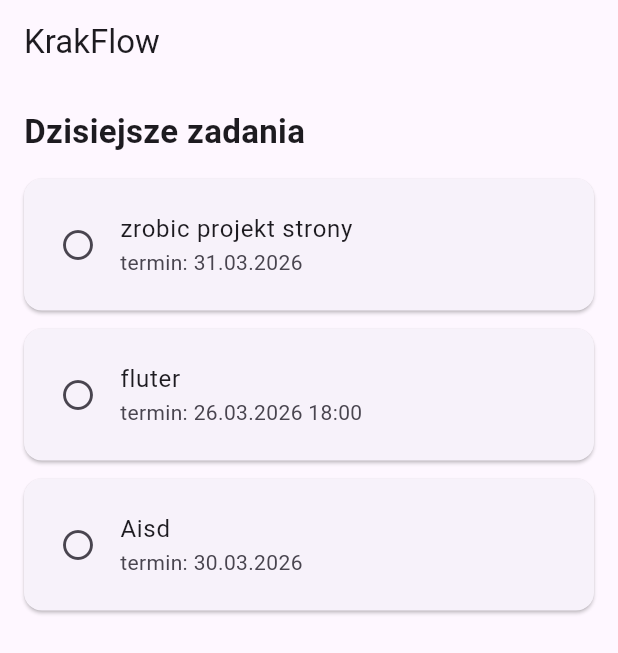
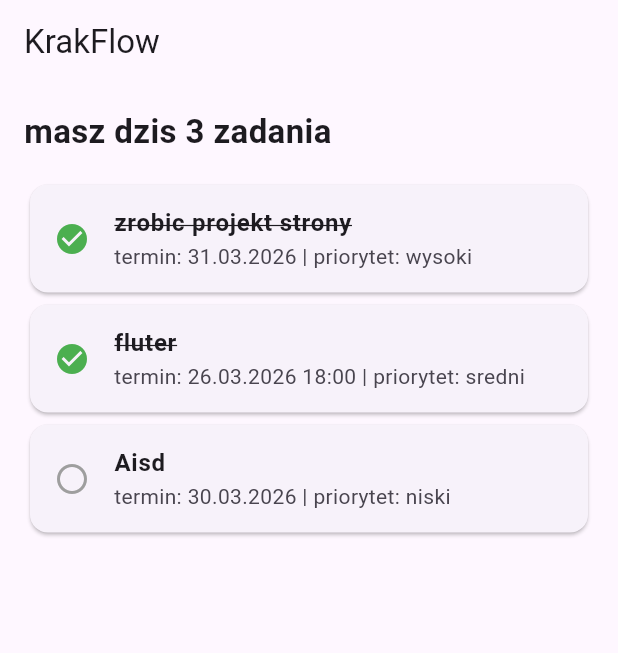
Before and after one commit to Leniwy1337/flutter-project, a Flutter app: the screen it shows after launch, on a phone screen of 412 x 824 dp. Shown: the top 653 px of the screen. Run offline on Flutter 3.47's test engine with Material 3 defaults, Android fonts, the phone set to English and light mode, and no system bars.

Commit message:
skonczone lab 4 z zad6

```diff
--- a/lib/main.dart
+++ b/lib/main.dart
@@ -6,9 +6,9 @@ class MyApp extends StatelessWidget {
   MyApp({super.key});
 
   final List<Task> tasks = [
-    Task(title: "zrobic projekt strony", deadline: "31.03.2026"),
-    Task(title: "fluter", deadline: "26.03.2026 18:00"),
-    Task(title: "Aisd", deadline: "30.03.2026"),
+    Task(title: "zrobic projekt strony", deadline: "31.03.2026", done: true, priority: "wysoki"),
+    Task(title: "fluter", deadline: "26.03.2026 18:00", done: true, priority: "sredni"),
+    Task(title: "Aisd", deadline: "30.03.2026", done: false, priority: "niski"),
   ];
 
 
@@ -29,9 +29,9 @@ class MyApp extends StatelessWidget {
           child: Column(
             crossAxisAlignment: CrossAxisAlignment.start,
             children: [
-              const Text(
-                "Dzisiejsze zadania",
-                style: TextStyle(
+              Text(
+                "masz dzis ${tasks.length} zadania",
+                style: const TextStyle(
                   fontSize: 22,
                   fontWeight: FontWeight.bold,
                 ),
@@ -43,11 +43,7 @@ class MyApp extends StatelessWidget {
                   itemBuilder: (context, index){
                     final task = tasks[index];
 
-                    return TaskCard(
-                      title: task.title,
-                      subtitle: "termin: ${task.deadline}",
-                      icon: Icons.radio_button_unchecked,
-                    );
+                    return TaskCard(task: task);
                   },
                 ),
               ),
@@ -62,36 +58,39 @@ class MyApp extends StatelessWidget {
 class Task {
   final String title;
   final String deadline;
+  final bool done;
+  final String priority;
+
   Task({
     required this.title,
-    required this.deadline
+    required this.deadline,
+    required this.done,
+    required this.priority,
   });
 }
 
 class TaskCard extends StatelessWidget {
-  final String title;
-  final String subtitle;
-  final IconData icon;
+  final Task task;
 
-  const TaskCard({
-    super.key,
-    required this.title,
-    required this.subtitle,
-    required this.icon,
-  });
+  const TaskCard({super.key, required this.task});
 
   @override
   Widget build(BuildContext context) {
     return Card(
-      margin: const EdgeInsets.only(bottom: 12),
-      child: Padding(
-        padding: const EdgeInsets.all(8),
         child: ListTile(
-          leading: Icon(icon),
-          title: Text(title),
-          subtitle: Text(subtitle),
-        ),
-      ),
-      );
+            leading: Icon(
+              task.done ? Icons.check_circle : Icons.radio_button_unchecked,
+              color: task.done ? Colors.green : Colors.grey,
+            ),
+            title: Text(
+              task.title,
+              style: TextStyle(
+                fontWeight: FontWeight.bold,
+                decoration: task.done ? TextDecoration.lineThrough : null,
+              ),
+            ),
+            subtitle: Text("termin: ${task.deadline} | priorytet: ${task.priority}"),
+          ),
+        );
   }
 }
```
